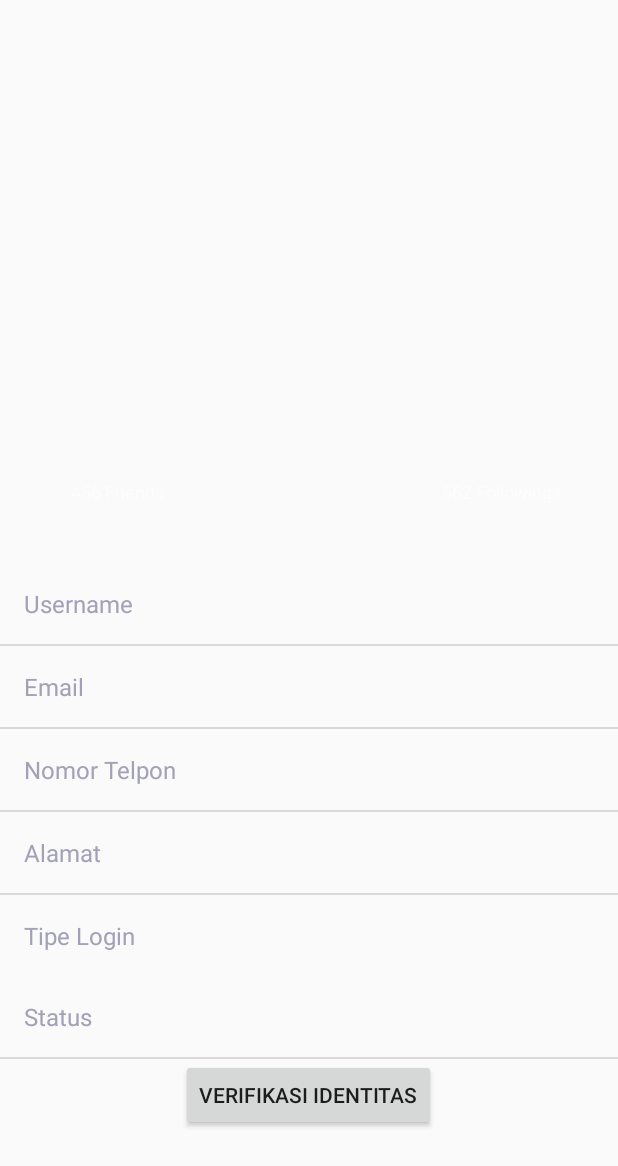
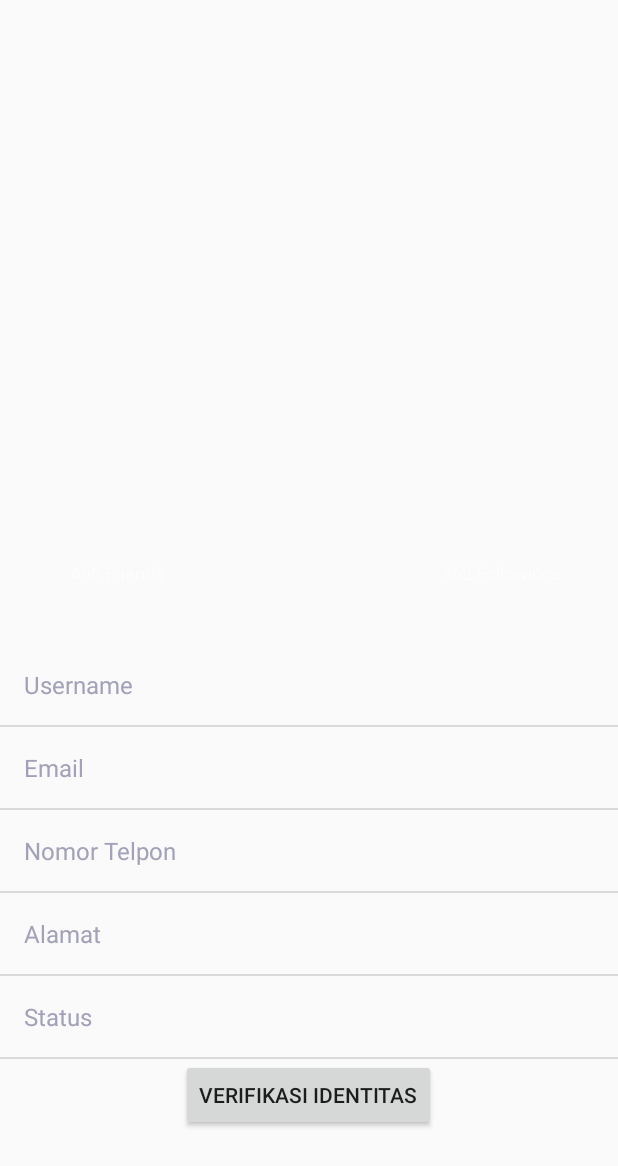
Before and after one commit to joshuaconstantinek/JentikRumah, an Android app: the contoh screen opened directly, with no data from a screen before it, on a phone screen of 412 x 824 dp. Shown: the top 1166 px of the screen. Run offline under Robolectric (Android 15) with nearby library versions, the light colour scheme and no system bars; our stand-ins replace Firebase (no records; nobody signed in at launch, a user with empty details on screens opened directly).

Commit message:
Update
- Update verif is complete
- Set status need to be fixed

```diff
--- a/app/src/main/java/com/joshua/r0th/jentikrumah/contoh.java
+++ b/app/src/main/java/com/joshua/r0th/jentikrumah/contoh.java
@@ -5,13 +5,18 @@ import android.os.Bundle;
 import android.view.View;
 import android.widget.Button;
 import android.widget.TextView;
+import android.widget.Toast;
 
 import androidx.annotation.Nullable;
 import androidx.appcompat.app.AppCompatActivity;
 
 import com.google.firebase.auth.FirebaseAuth;
+import com.google.firebase.database.DataSnapshot;
+import com.google.firebase.database.DatabaseError;
 import com.google.firebase.database.DatabaseReference;
 import com.google.firebase.database.FirebaseDatabase;
+import com.google.firebase.database.Query;
+import com.google.firebase.database.ValueEventListener;
 import com.google.firebase.firestore.DocumentReference;
 import com.google.firebase.firestore.DocumentSnapshot;
 import com.google.firebase.firestore.EventListener;
@@ -29,6 +34,7 @@ public class contoh extends AppCompatActivity {
     FirebaseAuth fAuth;
     FirebaseFirestore fStore;
     DatabaseReference myref;
+    FirebaseDatabase mydatabase;
     String userId;
     Button buttoncontoh;
     @Override
@@ -41,10 +47,8 @@ public class contoh extends AppCompatActivity {
         Notelp = findViewById(R.id.notelp);
         alamatrumah = findViewById(R.id.Alamat);
         myref = FirebaseDatabase.getInstance().getReference("data_verifikasi");
-        tipelogin1 = findViewById(R.id.tipelogin);
         fAuth = FirebaseAuth.getInstance();
         fStore = FirebaseFirestore.getInstance();
-       String username2 = username.getText().toString().trim();
         buttoncontoh = findViewById(R.id.buttoncontohverif);
         userId = fAuth.getCurrentUser().getUid();
         DocumentReference documentReference = fStore.collection("users").document(userId);
@@ -55,7 +59,7 @@ public class contoh extends AppCompatActivity {
                 Email.setText(documentSnapshot.getString("Email"));
                 Notelp.setText(documentSnapshot.getString("Telepon"));
                 alamatrumah.setText(documentSnapshot.getString("Alamat"));
-                tipelogin1.setText(documentSnapshot.getString("Tipe"));
+
             }
         });
 
@@ -65,7 +69,34 @@ public class contoh extends AppCompatActivity {
                 startActivity(new Intent(getApplicationContext(), verif_ktp_user.class));
             }
         });
+        Query query=myref.orderByChild("mName").equalTo(String.valueOf(username));
+
+        query.addValueEventListener(new ValueEventListener() {
+            @Override
+            public void onDataChange(DataSnapshot dataSnapshot) {
+
+                for (DataSnapshot data:dataSnapshot.getChildren()){
+
+
+                    Upload_verif models=data.getValue(Upload_verif.class);
+                    Toast.makeText(getApplicationContext(),"normalClick" ,Toast.LENGTH_SHORT).show();
+                    status.setText(models.getMstatus().trim());
+
+
+                }
+
+            }
+
+            @Override
+            public void onCancelled(DatabaseError databaseError) {
+
+            }
+        });
+        callname();
+    }
+    public void callname(){
+        String username2 = username.getText().toString().trim();
+        Toast.makeText(getApplicationContext(),"Nama anda" + username2 ,Toast.LENGTH_SHORT).show();
     }
 
-
 }
--- a/app/src/main/java/com/joshua/r0th/jentikrumah/ui/verifikasi/data_adapter.java
+++ b/app/src/main/java/com/joshua/r0th/jentikrumah/ui/verifikasi/data_adapter.java
@@ -83,11 +83,11 @@ public data_adapter(Context context, List<Upload_verif> Uploads){
         @Override
         public void onCreateContextMenu(ContextMenu menu, View v, ContextMenu.ContextMenuInfo menuInfo) {
             menu.setHeaderTitle("Pilih Menu");
-            MenuItem Update = menu.add(Menu.NONE,1,1 , "Update");
-            MenuItem delete = menu.add(Menu.NONE,2,2, "Delete");
+            MenuItem Update = menu.add(Menu.NONE,1,1 , "Verifikasi");
+
 
             Update.setOnMenuItemClickListener(this);
-            delete.setOnMenuItemClickListener(this);
+
         }
 
         @Override
--- a/app/src/main/res/layout/fragment_profile.xml
+++ b/app/src/main/res/layout/fragment_profile.xml
@@ -237,34 +237,7 @@
             android:layout_width="match_parent"
             android:layout_height="1dp"
             android:background="#dad8d8" />
-        <LinearLayout
-            android:layout_width="match_parent"
-            android:layout_height="wrap_content"
-            android:orientation="horizontal"
-            >
 
-            <TextView
-
-                android:layout_width="match_parent"
-                android:layout_height="wrap_content"
-                android:layout_weight="2"
-                android:background="#0000"
-                android:gravity="left"
-                android:maxLength="12"
-                android:padding="16dp"
-                android:text="Tipe Login"
-
-                android:textColor="#a2a1b8"
-                android:textSize="16dp" />
-            <!--com.rey.material.widget.Switch!-->
-            <TextView
-                android:id="@+id/tipelogin"
-                android:layout_width="match_parent"
-                android:layout_height="wrap_content"
-                android:layout_weight="1"
-                android:gravity="right"
-                android:padding="16dp" />
-        </LinearLayout>
         <LinearLayout
             android:layout_width="match_parent"
             android:layout_height="wrap_content"
```
Also changed, not shown: app/src/main/java/com/joshua/r0th/jentikrumah/ui/verifikasi/verifikasi_ktp.java (+46 -8 lines).
